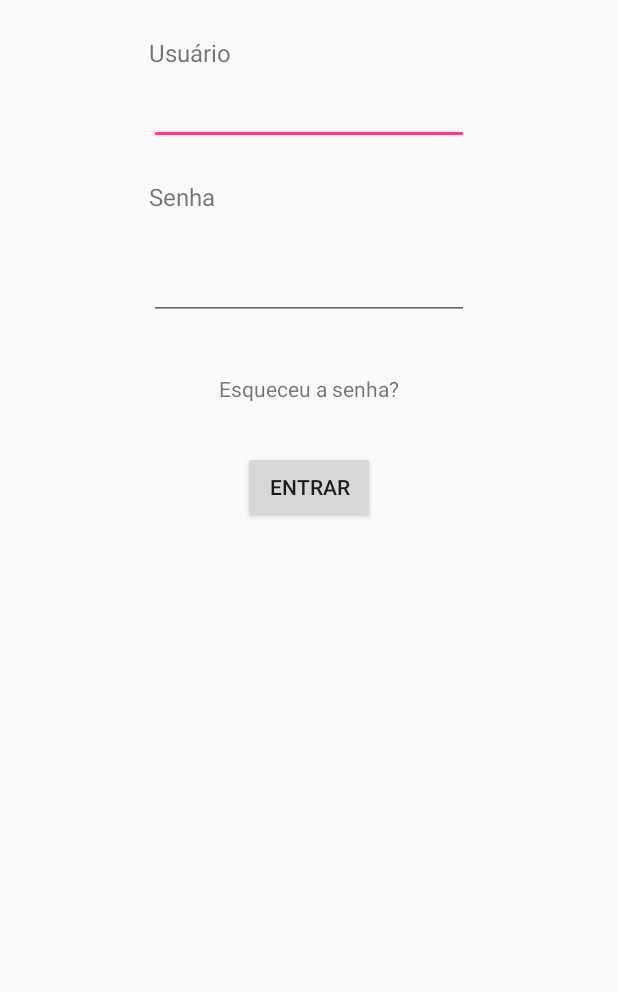
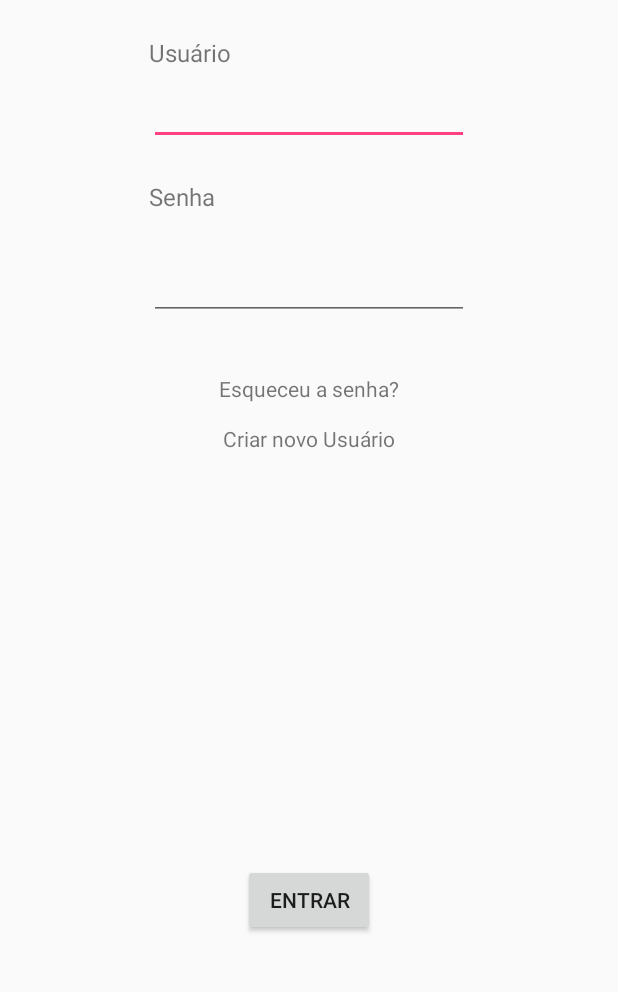
Before and after one commit to andrebriani/Cantineiros, an Android app: the screen it shows after launch (MainActivity), after a tap on "ENTRAR", on a phone screen of 412 x 824 dp, the part 228-1220 px from its top. Run offline under Robolectric (Android 15) with nearby library versions, the phone set to English and light mode, and no system bars; our stand-ins replace Firebase (no records; nobody signed in at launch, a user with empty details on screens opened directly).

Commit message:
Esta fazendo cadastro, e login de usuários

```diff
--- a/app/build.gradle
+++ b/app/build.gradle
@@ -26,4 +26,10 @@ dependencies {
     testImplementation 'junit:junit:4.12'
     androidTestImplementation 'com.android.support.test:runner:1.0.1'
     androidTestImplementation 'com.android.support.test.espresso:espresso-core:3.0.1'
+
+    implementation 'com.google.firebase:firebase-database:11.0.4'
+    implementation 'com.google.firebase:firebase-auth:11.0.4'
 }
+
+
+apply plugin: 'com.google.gms.google-services'
--- a/app/src/main/AndroidManifest.xml
+++ b/app/src/main/AndroidManifest.xml
@@ -20,7 +20,8 @@
         <activity android:name=".Controller.Activity_Comprador_Principal" />
         <activity android:name=".Controller.Activity_Fazer_Pedido" />
         <activity android:name=".Controller.Gerenciamento_Pedidos" />
-        <activity android:name=".Controller.ControllerAdministrador"></activity>
+        <activity android:name=".Controller.ControllerAdministrador" />
+        <activity android:name=".Controller.CriarUsuario"></activity>
     </application>
 
 </manifest>
--- a/app/src/main/java/com/example/a10516125940/cantineiros/Controller/ControllerCentral.java
+++ b/app/src/main/java/com/example/a10516125940/cantineiros/Controller/ControllerCentral.java
@@ -5,6 +5,7 @@ import android.util.Log;
 import com.example.a10516125940.cantineiros.Model.Pedido;
 import com.example.a10516125940.cantineiros.Model.Produto;
 import com.example.a10516125940.cantineiros.Model.Usuario;
+import com.google.firebase.auth.FirebaseAuth;
 
 import java.util.ArrayList;
 
--- a/app/src/main/java/com/example/a10516125940/cantineiros/Controller/MainActivity.java
+++ b/app/src/main/java/com/example/a10516125940/cantineiros/Controller/MainActivity.java
@@ -1,6 +1,7 @@
 package com.example.a10516125940.cantineiros.Controller;
 
 import android.content.Intent;
+import android.support.annotation.NonNull;
 import android.support.v7.app.AppCompatActivity;
 import android.os.Bundle;
 import android.view.View;
@@ -10,34 +11,56 @@ import android.widget.TextView;
 import android.widget.Toast;
 
 import com.example.a10516125940.cantineiros.R;
+import com.google.android.gms.tasks.OnCompleteListener;
+import com.google.android.gms.tasks.Task;
+import com.google.firebase.auth.AuthResult;
+import com.google.firebase.auth.FirebaseAuth;
 
 public class MainActivity extends AppCompatActivity {
 
     private Button botaoEntrar;
     private TextView textView_Esqueceu_senha;
+    private TextView criarNovoUsuario;
     private EditText campoNome;
     private EditText campoSenha;
+
+    private FirebaseAuth fba;
 
     @Override
     protected void onCreate(Bundle savedInstanceState) {
         super.onCreate(savedInstanceState);
         setContentView(R.layout.activity_main);
 
+        fba = FirebaseAuth.getInstance();
+
+        fba.signOut();
+
+        if(fba.getCurrentUser() != null){
+            startActivity(new Intent(MainActivity.this, Activity_Comprador_Principal.class));
+        }
+
         botaoEntrar = findViewById(R.id.botaoEntrar);
         textView_Esqueceu_senha = findViewById(R.id.textView_Esqueceu_Senha);
+        criarNovoUsuario = findViewById(R.id.textViewCriarUsuario);
         campoNome = findViewById(R.id.editText_Usuario);
         campoSenha = findViewById(R.id.editText_senha);
-
 
         botaoEntrar.setOnClickListener(new View.OnClickListener() {
             @Override
             public void onClick(View v) {
-                if(ControllerCentral.u.getNome().equalsIgnoreCase(campoNome.getText().toString())
-                        && ControllerCentral.u.getSenha().equalsIgnoreCase(campoSenha.getText().toString()) ){
-                    startActivity(new Intent(MainActivity.this, Activity_Comprador_Principal.class));
-                }else{
-                    Toast.makeText(MainActivity.this, "Login incorreto", Toast.LENGTH_LONG).show();
-                }
+
+                fba.signInWithEmailAndPassword(campoNome.getText().toString(), campoSenha.getText().toString())
+                    .addOnCompleteListener(MainActivity.this,
+                            new OnCompleteListener<AuthResult>() {
+                                @Override
+                                public void onComplete(@NonNull Task<AuthResult> task) {
+                                    if(task.isSuccessful()){
+                                        startActivity(new Intent(MainActivity.this, Activity_Comprador_Principal.class));
+                                    }else{
+                                        Toast.makeText(MainActivity.this, "Erro ao realizar o login", Toast.LENGTH_LONG).show();
+                                    }
+                                }
+                            });
 
             }
         });
@@ -48,5 +71,12 @@ public class MainActivity extends AppCompatActivity {
                 Toast.makeText(MainActivity.this, "Não implementado ainda, birrl", Toast.LENGTH_LONG).show();
             }
         });
+
+        criarNovoUsuario.setOnClickListener(new View.OnClickListener() {
+            @Override
+            public void onClick(View v) {
+                startActivity(new Intent(MainActivity.this, CriarUsuario.class));
+            }
+        });
     }
 }
--- a/app/src/main/res/layout/activity_main.xml
+++ b/app/src/main/res/layout/activity_main.xml
@@ -41,9 +41,9 @@
         android:id="@+id/botaoEntrar"
         android:layout_width="wrap_content"
         android:layout_height="wrap_content"
-        android:layout_below="@+id/textView_Esqueceu_Senha"
+        android:layout_alignParentBottom="true"
         android:layout_centerHorizontal="true"
-        android:layout_marginTop="32dp"
+        android:layout_marginBottom="48dp"
         android:text="Entrar" />
 
     <TextView
@@ -77,4 +77,13 @@
         android:layout_marginTop="26dp"
         android:ems="10"
         android:inputType="textPassword" />
+
+    <TextView
+        android:id="@+id/textViewCriarUsuario"
+        android:layout_width="wrap_content"
+        android:layout_height="wrap_content"
+        android:layout_below="@+id/textView_Esqueceu_Senha"
+        android:layout_centerHorizontal="true"
+        android:layout_marginTop="14dp"
+        android:text="Criar novo Usuário" />
 </RelativeLayout>
--- a/build.gradle
+++ b/build.gradle
@@ -8,7 +8,7 @@ buildscript {
     }
     dependencies {
         classpath 'com.android.tools.build:gradle:3.0.0'
-
+        classpath 'com.google.gms:google-services:3.1.0'
 
         // NOTE: Do not place your application dependencies here; they belong
         // in the individual module build.gradle files
```
Also changed, not shown: app/src/main/java/com/example/a10516125940/cantineiros/Controller/CriarUsuario.java (added, +84 -0 lines), app/src/main/res/layout/activity_criar_usuario.xml (added, +93 -0 lines), 1 other file.
